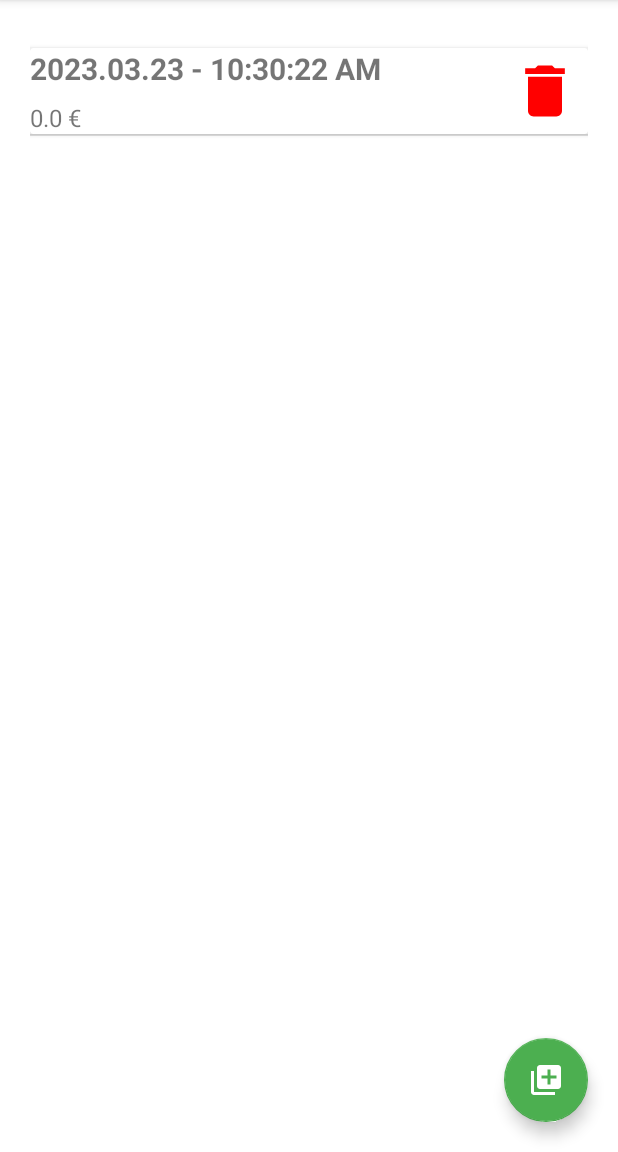
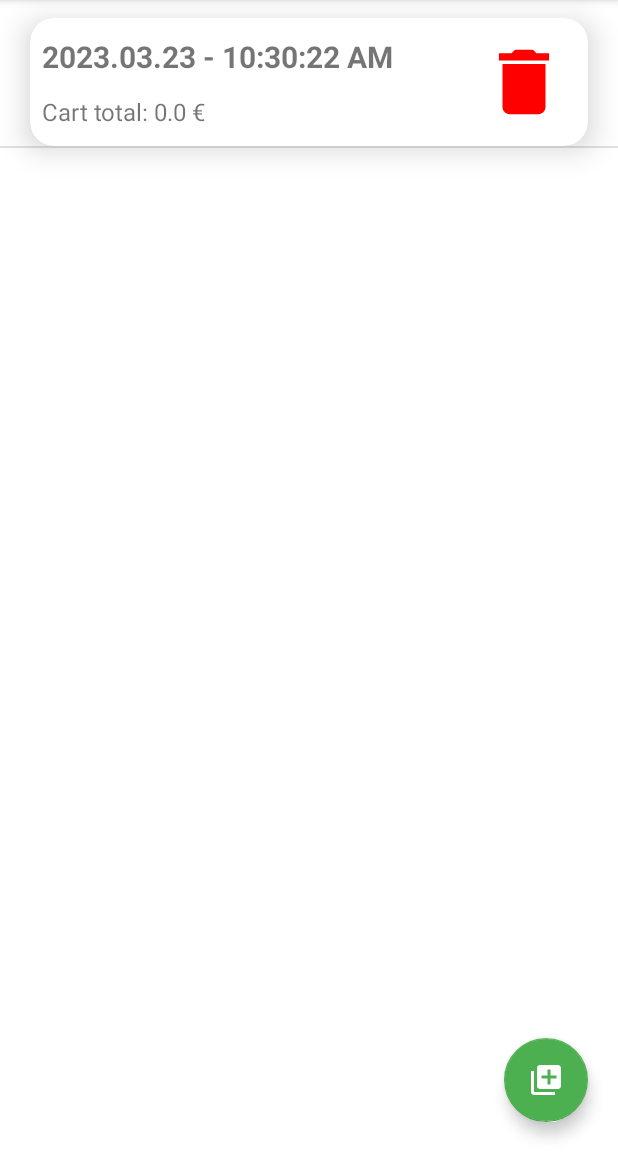
Before and after one commit to morj12/cloud-list, an Android app: the CartFragment screen opened directly, with no data from a screen before it, after a tap on an icon or button, on a phone screen of 412 x 824 dp, the part 84-1236 px from its top. Run offline under Robolectric (Android 15) with nearby library versions, the phone set to English and light mode, and no system bars; our stand-ins replace Firebase (no records; nobody signed in at launch, a user with empty details on screens opened directly), Room's generated code.

Commit message:
Improve cart list appearance

```diff
--- a/app/src/main/java/com/morj12/cloudlist/presentation/adapter/CartAdapter.kt
+++ b/app/src/main/java/com/morj12/cloudlist/presentation/adapter/CartAdapter.kt
@@ -17,7 +17,8 @@ class CartAdapter : ListAdapter<Cart, CartAdapter.ViewHolder>(CartCallback()) {
     var onItemDeleteClickedListener: ((Cart) -> Unit)? = null
 
     class CartCallback : DiffUtil.ItemCallback<Cart>() {
-        override fun areItemsTheSame(oldItem: Cart, newItem: Cart) = oldItem.timestamp == newItem.timestamp
+        override fun areItemsTheSame(oldItem: Cart, newItem: Cart) =
+            oldItem.timestamp == newItem.timestamp
 
         override fun areContentsTheSame(oldItem: Cart, newItem: Cart) = oldItem == newItem
     }
@@ -37,7 +38,8 @@ class CartAdapter : ListAdapter<Cart, CartAdapter.ViewHolder>(CartCallback()) {
         val item = getItem(position)
         with(holder.binding) {
             cartItemDatetime.text = Datetime.getDateTime(item.timestamp)
-            cartItemPrice.text = root.context.getString(R.string.cart_price, item.price.toString())
+            cartItemPrice.text =
+                root.context.getString(R.string.cart_price_text, item.price.toString())
             root.setOnClickListener {
                 onItemClickedListener?.invoke(item)
             }
--- a/app/src/main/res/layout/cart_item.xml
+++ b/app/src/main/res/layout/cart_item.xml
@@ -5,9 +5,11 @@
     android:layout_width="match_parent"
     android:layout_height="wrap_content"
     android:layout_marginTop="12dp"
-    android:paddingStart="3dp"
-    android:paddingTop="10dp"
-    android:paddingEnd="3dp">
+    app:cardCornerRadius="16dp"
+    app:layout_goneMarginTop="20dp"
+    android:layout_marginStart="20dp"
+    android:layout_marginEnd="20dp"
+    app:cardElevation="12dp">
 
     <androidx.constraintlayout.widget.ConstraintLayout
         android:layout_width="match_parent"
@@ -17,7 +19,9 @@
             android:id="@+id/cart_item_datetime"
             android:layout_width="wrap_content"
             android:layout_height="wrap_content"
-            android:paddingBottom="8dp"
+            android:paddingBottom="12dp"
+            android:paddingTop="12dp"
+            android:layout_marginStart="8dp"
             android:textSize="20sp"
             android:textStyle="bold"
             app:layout_constraintStart_toStartOf="parent"
@@ -29,6 +33,8 @@
             android:layout_width="wrap_content"
             android:layout_height="wrap_content"
             android:textSize="16sp"
+            android:paddingBottom="12dp"
+            android:layout_marginStart="8dp"
             app:layout_constraintStart_toStartOf="parent"
             app:layout_constraintTop_toBottomOf="@id/cart_item_datetime"
             tools:text="Sample price" />
@@ -36,11 +42,11 @@
         <ImageView
             android:id="@+id/bt_remove_cart_item"
             android:layout_width="0dp"
-            app:layout_constraintDimensionRatio="1:1"
             android:layout_height="0dp"
-            android:layout_margin="6dp"
+            android:layout_margin="14dp"
             android:baselineAlignBottom="false"
             app:layout_constraintBottom_toBottomOf="parent"
+            app:layout_constraintDimensionRatio="1:1"
             app:layout_constraintEnd_toEndOf="parent"
             app:layout_constraintTop_toTopOf="parent"
             app:srcCompat="@drawable/ic_delete"
--- a/app/src/main/res/layout/fragment_cart.xml
+++ b/app/src/main/res/layout/fragment_cart.xml
@@ -26,7 +26,7 @@
             android:id="@+id/rc_cart"
             android:layout_width="match_parent"
             android:layout_height="0dp"
-            android:layout_margin="20dp"
+            android:layout_marginBottom="12dp"
             app:layout_constraintTop_toBottomOf="@id/bt_channel_disconnect"
             app:layout_constraintBottom_toBottomOf="parent"
             app:layout_constraintBottom_toTopOf="@id/fab_new_cart"
--- a/app/src/main/res/layout/fragment_item.xml
+++ b/app/src/main/res/layout/fragment_item.xml
@@ -45,7 +45,7 @@
                     android:layout_width="wrap_content"
                     android:layout_height="wrap_content"
                     android:layout_marginTop="20dp"
-                    android:layout_marginBottom="20dp"
+                    android:paddingBottom="12dp"
                     android:textSize="16sp"
                     app:layout_constraintStart_toStartOf="parent"
                     app:layout_constraintTop_toBottomOf="@+id/bt_add_new_item"
```
